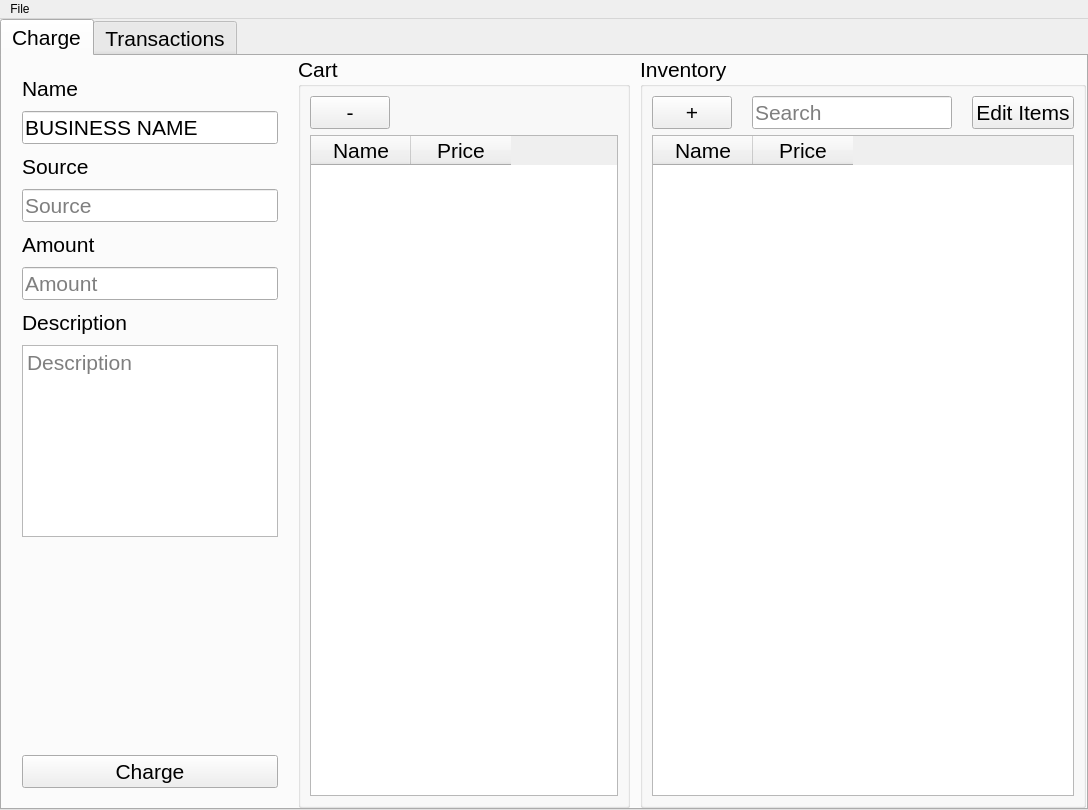
This is src/windows/ui/ProjectMainWindow.ui in 1icolo/AUPay as Qt 5 draws it before an edit. The edited form follows.
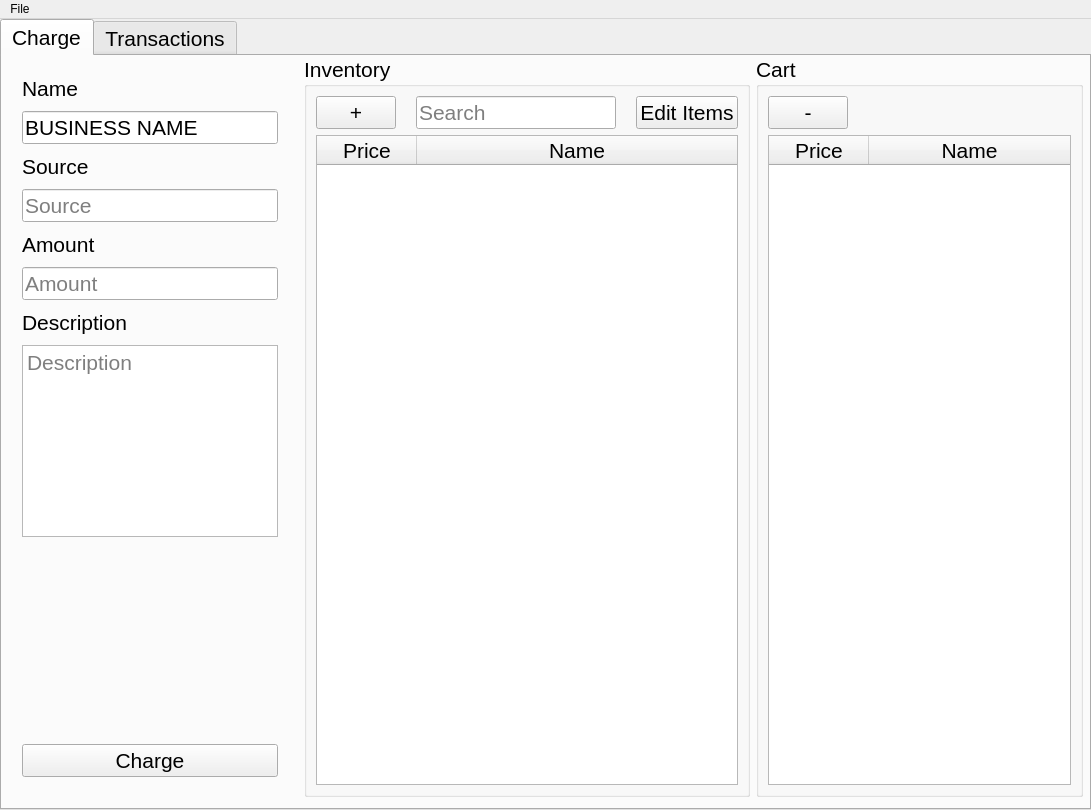
This is the edited form. The open tabs and pages were chosen to show the change. Icons and pictures are not drawn.

The edit to the form file:
```diff
--- a/src/windows/ui/ProjectMainWindow.ui
+++ b/src/windows/ui/ProjectMainWindow.ui
@@ -6,7 +6,7 @@
    <rect>
     <x>0</x>
     <y>0</y>
-    <width>1088</width>
+    <width>1091</width>
     <height>810</height>
    </rect>
   </property>
@@ -655,23 +655,17 @@
            <attribute name="title">
             <string>Charge</string>
            </attribute>
-           <layout class="QGridLayout" name="gridLayout_4">
-            <property name="leftMargin">
-             <number>0</number>
+           <widget class="QWidget" name="">
+            <property name="geometry">
+             <rect>
+              <x>0</x>
+              <y>0</y>
+              <width>1081</width>
+              <height>741</height>
+             </rect>
             </property>
-            <property name="topMargin">
-             <number>0</number>
-            </property>
-            <property name="rightMargin">
-             <number>0</number>
-            </property>
-            <property name="bottomMargin">
-             <number>0</number>
-            </property>
-            <property name="spacing">
-             <number>0</number>
-            </property>
-            <item row="0" column="0" colspan="4">
+            <layout class="QHBoxLayout" name="horizontalLayout_6">
+             <item>
              <layout class="QVBoxLayout" name="verticalLayout_3">
               <property name="spacing">
                <number>10</number>
@@ -893,108 +887,8 @@
               </item>
              </layout>
             </item>
-            <item row="0" column="5">
-             <layout class="QHBoxLayout" name="horizontalLayout_6" stretch="0,0">
-              <property name="spacing">
-               <number>10</number>
-              </property>
-              <property name="sizeConstraint">
-               <enum>QLayout::SetDefaultConstraint</enum>
-              </property>
-              <property name="leftMargin">
-               <number>0</number>
-              </property>
               <item>
-               <widget class="QGroupBox" name="groupCart_business">
-                <property name="font">
-                 <font>
-                  <family>Segoe UI</family>
-                  <pointsize>16</pointsize>
-                 </font>
-                </property>
-                <property name="layoutDirection">
-                 <enum>Qt::LeftToRight</enum>
-                </property>
-                <property name="title">
-                 <string>Cart</string>
-                </property>
-                <layout class="QGridLayout" name="gridLayout_6">
-                 <item row="0" column="0">
-                  <widget class="QPushButton" name="buttonRemoveFromCart_business">
-                   <property name="sizePolicy">
-                    <sizepolicy hsizetype="Minimum" vsizetype="Fixed">
-                     <horstretch>0</horstretch>
-                     <verstretch>0</verstretch>
-                    </sizepolicy>
-                   </property>
-                   <property name="minimumSize">
-                    <size>
-                     <width>0</width>
-                     <height>0</height>
-                    </size>
-                   </property>
-                   <property name="font">
-                    <font>
-                     <family>Segoe UI</family>
-                     <pointsize>16</pointsize>
-                    </font>
-                   </property>
-                   <property name="text">
-                    <string>-</string>
-                   </property>
-                  </widget>
-                 </item>
-                 <item row="0" column="1">
-                  <spacer name="horizontalSpacer_5">
-                   <property name="font">
-                    <font>
-                     <family>Segoe UI</family>
-                     <pointsize>16</pointsize>
-                    </font>
-                   </property>
-                   <property name="orientation">
-                    <enum>Qt::Horizontal</enum>
-                   </property>
-                   <property name="sizeType">
-                    <enum>QSizePolicy::MinimumExpanding</enum>
-                   </property>
-                   <property name="sizeHint" stdset="0">
-                    <size>
-                     <width>0</width>
-                     <height>0</height>
-                    </size>
-                   </property>
-                  </spacer>
-                 </item>
-                 <item row="1" column="0" colspan="2">
-                  <widget class="QTableWidget" name="businessWindow_cart_table">
-                   <property name="font">
-                    <font>
-                     <family>Segoe UI</family>
-                     <pointsize>16</pointsize>
-                    </font>
-                   </property>
-                   <property name="selectionMode">
-                    <enum>QAbstractItemView::SingleSelection</enum>
-                   </property>
-                   <property name="selectionBehavior">
-                    <enum>QAbstractItemView::SelectRows</enum>
-                   </property>
-                   <column>
-                    <property name="text">
-                     <string>Name</string>
-                    </property>
-                   </column>
-                   <column>
-                    <property name="text">
-                     <string>Price</string>
-                    </property>
-                   </column>
-                  </widget>
-                 </item>
-                </layout>
-               </widget>
-              </item>
+              <layout class="QHBoxLayout" name="horizontalLayout_2">
               <item>
                <widget class="QGroupBox" name="groupInventory_business">
                 <property name="sizePolicy">
@@ -1021,36 +915,13 @@
                 <property name="title">
                  <string>Inventory</string>
                 </property>
+                 <property name="flat">
+                  <bool>false</bool>
+                 </property>
+                 <property name="checkable">
+                  <bool>false</bool>
+                 </property>
                 <layout class="QGridLayout" name="gridLayout_5">
-                 <item row="3" column="1">
-                  <widget class="QTableWidget" name="businessWindow_inventory_table">
-                   <property name="font">
-                    <font>
-                     <family>Segoe UI</family>
-                     <pointsize>16</pointsize>
-                    </font>
-                   </property>
-                   <property name="editTriggers">
-                    <set>QAbstractItemView::NoEditTriggers</set>
-                   </property>
-                   <property name="selectionMode">
-                    <enum>QAbstractItemView::SingleSelection</enum>
-                   </property>
-                   <property name="selectionBehavior">
-                    <enum>QAbstractItemView::SelectRows</enum>
-                   </property>
-                   <column>
-                    <property name="text">
-                     <string>Name</string>
-                    </property>
-                   </column>
-                   <column>
-                    <property name="text">
-                     <string>Price</string>
-                    </property>
-                   </column>
-                  </widget>
-                 </item>
                  <item row="1" column="1">
                   <layout class="QHBoxLayout" name="horizontalLayout_3">
                    <property name="spacing">
@@ -1140,12 +1011,154 @@
                    </item>
                   </layout>
                  </item>
+                  <item row="3" column="1">
+                   <widget class="QTableWidget" name="businessWindow_inventory_table">
+                    <property name="font">
+                     <font>
+                      <family>Segoe UI</family>
+                      <pointsize>16</pointsize>
+                     </font>
+                    </property>
+                    <property name="editTriggers">
+                     <set>QAbstractItemView::NoEditTriggers</set>
+                    </property>
+                    <property name="selectionMode">
+                     <enum>QAbstractItemView::SingleSelection</enum>
+                    </property>
+                    <property name="selectionBehavior">
+                     <enum>QAbstractItemView::SelectRows</enum>
+                    </property>
+                    <attribute name="horizontalHeaderCascadingSectionResizes">
+                     <bool>false</bool>
+                    </attribute>
+                    <attribute name="horizontalHeaderMinimumSectionSize">
+                     <number>62</number>
+                    </attribute>
+                    <attribute name="horizontalHeaderShowSortIndicator" stdset="0">
+                     <bool>false</bool>
+                    </attribute>
+                    <attribute name="horizontalHeaderStretchLastSection">
+                     <bool>true</bool>
+                    </attribute>
+                    <attribute name="verticalHeaderStretchLastSection">
+                     <bool>false</bool>
+                    </attribute>
+                    <column>
+                     <property name="text">
+                      <string>Price</string>
+                     </property>
+                    </column>
+                    <column>
+                     <property name="text">
+                      <string>Name</string>
+                     </property>
+                    </column>
+                   </widget>
+                  </item>
                 </layout>
                </widget>
               </item>
-             </layout>
-            </item>
-           </layout>
+               <item>
+                <widget class="QGroupBox" name="groupCart_business">
+                 <property name="enabled">
+                  <bool>true</bool>
+                 </property>
+                 <property name="font">
+                  <font>
+                   <family>Segoe UI</family>
+                   <pointsize>16</pointsize>
+                  </font>
+                 </property>
+                 <property name="layoutDirection">
+                  <enum>Qt::LeftToRight</enum>
+                 </property>
+                 <property name="title">
+                  <string>Cart</string>
+                 </property>
+                 <layout class="QGridLayout" name="gridLayout_6">
+                  <item row="0" column="1">
+                   <spacer name="horizontalSpacer_5">
+                    <property name="font">
+                     <font>
+                      <family>Segoe UI</family>
+                      <pointsize>16</pointsize>
+                     </font>
+                    </property>
+                    <property name="orientation">
+                     <enum>Qt::Horizontal</enum>
+                    </property>
+                    <property name="sizeType">
+                     <enum>QSizePolicy::MinimumExpanding</enum>
+                    </property>
+                    <property name="sizeHint" stdset="0">
+                     <size>
+                      <width>0</width>
+                      <height>0</height>
+                     </size>
+                    </property>
+                   </spacer>
+                  </item>
+                  <item row="0" column="0">
+                   <widget class="QPushButton" name="buttonRemoveFromCart_business">
+                    <property name="sizePolicy">
+                     <sizepolicy hsizetype="Minimum" vsizetype="Fixed">
+                      <horstretch>0</horstretch>
+                      <verstretch>0</verstretch>
+                     </sizepolicy>
+                    </property>
+                    <property name="minimumSize">
+                     <size>
+                      <width>0</width>
+                      <height>0</height>
+                     </size>
+                    </property>
+                    <property name="font">
+                     <font>
+                      <family>Segoe UI</family>
+                      <pointsize>16</pointsize>
+                     </font>
+                    </property>
+                    <property name="text">
+                     <string>-</string>
+                    </property>
+                   </widget>
+                  </item>
+                  <item row="1" column="0" colspan="2">
+                   <widget class="QTableWidget" name="businessWindow_cart_table">
+                    <property name="font">
+                     <font>
+                      <family>Segoe UI</family>
+                      <pointsize>16</pointsize>
+                     </font>
+                    </property>
+                    <property name="selectionMode">
+                     <enum>QAbstractItemView::SingleSelection</enum>
+                    </property>
+                    <property name="selectionBehavior">
+                     <enum>QAbstractItemView::SelectRows</enum>
+                    </property>
+                    <attribute name="horizontalHeaderStretchLastSection">
+                     <bool>true</bool>
+                    </attribute>
+                    <column>
+                     <property name="text">
+                      <string>Price</string>
+                     </property>
+                    </column>
+                    <column>
+                     <property name="text">
+                      <string>Name</string>
+                     </property>
+                    </column>
+                   </widget>
+                  </item>
+                 </layout>
+                </widget>
+               </item>
+              </layout>
+             </item>
+            </layout>
+           </widget>
           </widget>
           <widget class="QWidget" name="tabTransactions_business">
            <attribute name="title">
@@ -1953,7 +1966,7 @@
     <rect>
      <x>0</x>
      <y>0</y>
-     <width>1088</width>
+     <width>1091</width>
      <height>21</height>
     </rect>
    </property>
```
Lines whose indentation alone changed are shown as unchanged.
